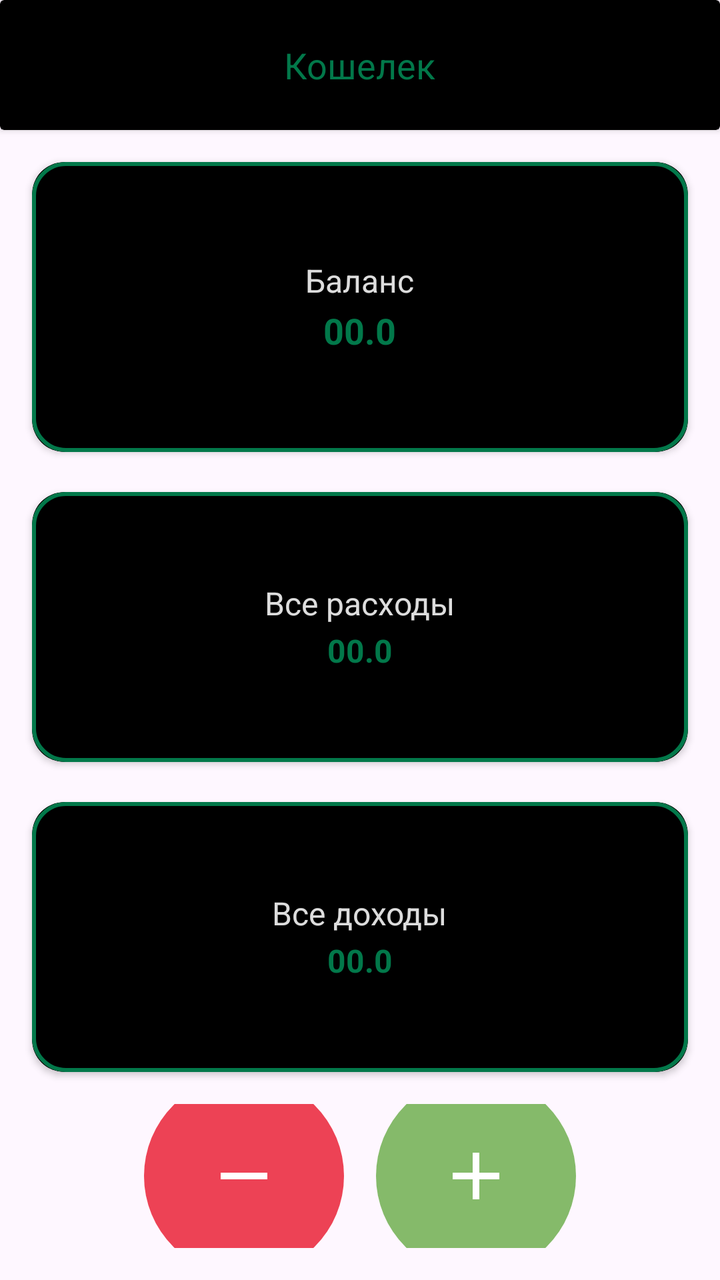
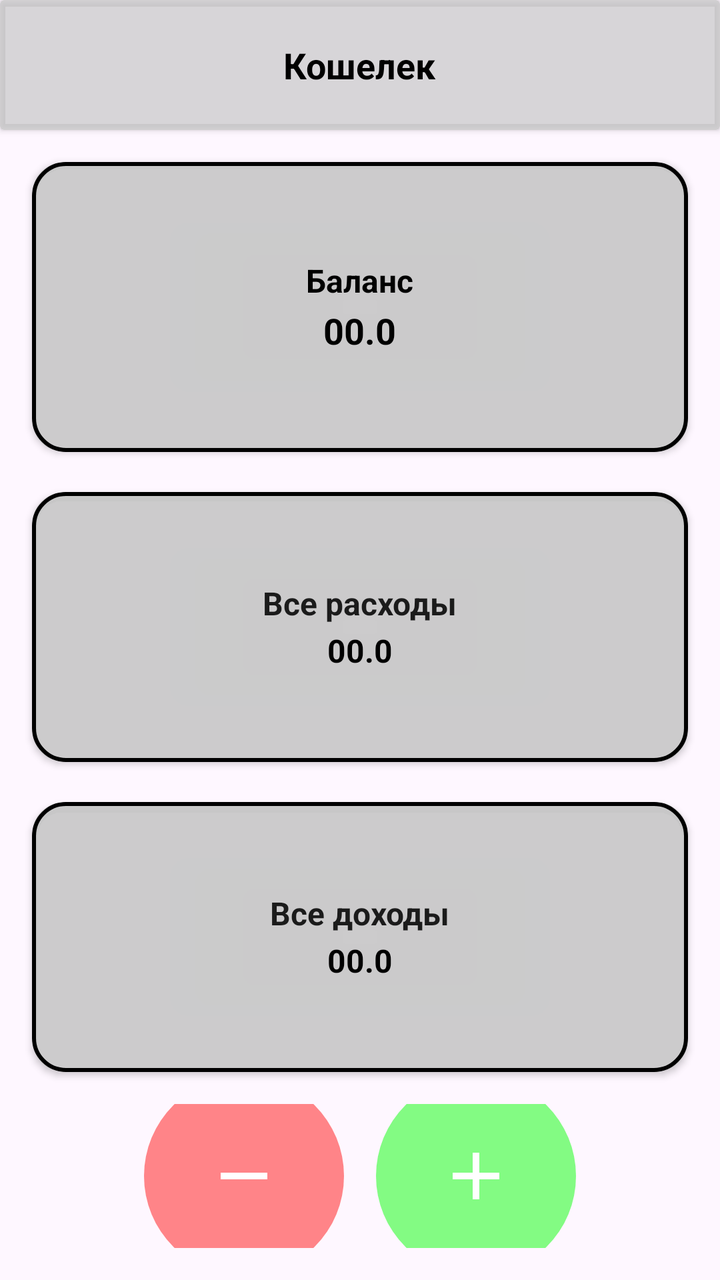

Compare the two renders of this Android layout. The source of the first and the diff that turns it into the second are given below.
<!-- AndroidManifest.xml: application theme Theme.LemonSoftBag -->
<!-- res/layout/activity_main.xml -->
<?xml version="1.0" encoding="utf-8"?>
<LinearLayout xmlns:android="http://schemas.android.com/apk/res/android"
    xmlns:app="http://schemas.android.com/apk/res-auto"
    xmlns:tools="http://schemas.android.com/tools"
    android:id="@+id/main"
    android:orientation="vertical"
    android:layout_width="match_parent"
    android:layout_height="match_parent"
    tools:context=".MainActivity">

    <androidx.cardview.widget.CardView
        android:layout_width="match_parent"
        android:layout_height="65dp"
        app:cardBackgroundColor="@color/black"
        app:cardElevation="2dp">



        <TextView
            android:layout_width="wrap_content"
            android:text="Кошелек"
            android:layout_gravity="center"
            android:textColor="@color/green"
            android:textSize="18sp"
            android:textStyle="normal"
            android:layout_height="wrap_content"/>











    </androidx.cardview.widget.CardView>


    <androidx.cardview.widget.CardView
        android:padding="6dp"
        android:layout_marginTop="16dp"
        android:layout_marginLeft="16dp"
        android:layout_marginRight="16dp"
        app:cardBackgroundColor="@color/black"
        app:cardCornerRadius="16dp"
        android:layout_width="match_parent"
        android:layout_height="145dp">


        <LinearLayout
            android:id="@+id/balanceHistory"
            android:background="@drawable/round"
            android:foreground="?attr/selectableItemBackground"
            android:orientation="vertical"
            android:layout_gravity="center"
            android:gravity="center"
            android:layout_width="match_parent"
            android:layout_height="match_parent"
            android:clickable="true"
            android:focusable="true">


            <TextView
                android:layout_width="wrap_content"
                android:text="Баланс"
                android:textSize="16sp"
                android:textColor="#DDFFFFFF"
                android:layout_height="wrap_content"/>


            <TextView
                android:id="@+id/mainBalance"
                android:layout_width="wrap_content"
                android:text="00.0"
                android:textSize="18sp"
                android:textStyle="bold"
                android:layout_marginTop="2dp"
                android:textColor="@color/green"
                android:layout_height="wrap_content"/>










        </LinearLayout>







    </androidx.cardview.widget.CardView>


    <androidx.cardview.widget.CardView
        android:layout_marginTop="20dp"
        android:layout_marginLeft="16dp"
        android:layout_marginRight="16dp"
        app:cardBackgroundColor="@color/black"
        app:cardCornerRadius="16dp"
        android:layout_width="match_parent"
        android:layout_height="135dp">


        <LinearLayout
            android:padding="6dp"
            android:clickable="true"
            android:focusable="true"
            android:foreground="?attr/selectableItemBackground"
            android:id="@+id/expenseShow"
            android:background="@drawable/round"
            android:orientation="vertical"
            android:gravity="center"
            android:layout_width="match_parent"
            android:layout_height="match_parent">


            <TextView
                android:layout_width="wrap_content"
                android:text="Все расходы"
                android:textSize="16sp"
                android:textColor="#DDFFFFFF"
                android:layout_height="wrap_content"/>


            <TextView
                android:id="@+id/totalExpense"
                android:layout_width="wrap_content"
                android:text="00.0"
                android:textSize="16sp"
                android:textStyle="bold"
                android:layout_marginTop="2dp"
                android:textColor="@color/green"
                android:layout_height="wrap_content"/>









        </LinearLayout>













    </androidx.cardview.widget.CardView>


    <androidx.cardview.widget.CardView
        android:layout_marginTop="20dp"
        android:layout_marginLeft="16dp"
        android:layout_marginRight="16dp"
        app:cardBackgroundColor="@color/black"
        app:cardCornerRadius="16dp"
        android:layout_width="match_parent"
        android:layout_height="135dp">


        <LinearLayout
            android:id="@+id/incomeShow"
            android:layout_width="match_parent"
            android:layout_height="match_parent"
            android:clickable="true"
            android:focusable="true"
            android:foreground="?attr/selectableItemBackground"
            android:background="@drawable/round"
            android:gravity="center"
            android:orientation="vertical"
            android:padding="6dp">


            <TextView
                android:layout_width="wrap_content"
                android:layout_height="wrap_content"
                android:text="Все доходы"
                android:textColor="#DDFFFFFF"
                android:textSize="16sp" />


            <TextView
                android:id="@+id/totalIncome"
                android:layout_width="wrap_content"
                android:layout_height="wrap_content"
                android:layout_marginTop="2dp"
                android:text="00.0"
                android:textColor="@color/green"
                android:textSize="16sp"
                android:textStyle="bold" />



        </LinearLayout>


    </androidx.cardview.widget.CardView>
    <LinearLayout
        android:layout_width="match_parent"
        android:layout_height="match_parent"
        android:orientation="vertical">


        
        <LinearLayout
            android:layout_width="match_parent"
            android:layout_height="match_parent"
            android:gravity="center"
            android:orientation="horizontal"
            android:padding="16dp">

            
            <LinearLayout
                android:id="@+id/addExpense"
                android:layout_width="100dp"
                android:layout_height="100dp"
                android:clickable="true"
                android:focusable="true"
                android:foreground="?attr/selectableItemBackground"
                android:layout_marginEnd="16dp"
                android:background="@drawable/minus_circle"
                android:gravity="center"
                android:orientation="vertical">

                <ImageView
                    android:layout_width="40dp"
                    android:layout_height="40dp"
                    android:src="@drawable/ic_minus" />

            </LinearLayout>

            
            <LinearLayout
                android:id="@+id/addIncome"
                android:layout_width="100dp"
                android:layout_height="100dp"
                android:clickable="true"
                android:focusable="true"
                android:foreground="?attr/selectableItemBackground"
                android:background="@drawable/plus_circle"
                android:gravity="center"
                android:orientation="vertical">

                <ImageView
                    android:layout_width="40dp"
                    android:layout_height="40dp"
                    android:src="@drawable/ic_plus" />

            </LinearLayout>

        </LinearLayout>

    </LinearLayout>

</LinearLayout>
<!-- resources referenced by this layout -->
<resources>
  <color name="black">#FF000000</color>
  <color name="green">#02784A</color>
  <!-- drawable ic_minus (drawable) -->
  <vector xmlns:android="http://schemas.android.com/apk/res/android"
      android:width="24dp"
      android:height="24dp"
      android:viewportWidth="24"
      android:viewportHeight="24">
  
      <path
          android:fillColor="#FFFFFF"
          android:pathData="M19,11H5V13H19V11Z"/>
  </vector>
  <!-- drawable ic_plus (drawable) -->
  <vector xmlns:android="http://schemas.android.com/apk/res/android"
      android:width="24dp"
      android:height="24dp"
      android:viewportWidth="24"
      android:viewportHeight="24">
  
      <path
          android:fillColor="#FFFFFF"
          android:pathData="M19,11H13V5H11V11H5V13H11V19H13V13H19V11Z"/>
  </vector>
  <!-- drawable minus_circle (drawable) -->
  <shape xmlns:android="http://schemas.android.com/apk/res/android">
      <solid android:color="@color/minus"/>
      <corners android:radius="60dp"/>
  </shape>
  <!-- drawable plus_circle (drawable) -->
  <shape xmlns:android="http://schemas.android.com/apk/res/android">
      <solid android:color="@color/plus"/>
      <corners android:radius="60dp"/>
  </shape>
  <!-- drawable round (drawable) -->
  <?xml version="1.0" encoding="utf-8"?>
  <shape xmlns:android="http://schemas.android.com/apk/res/android">
  
  
  
      <solid
          android:color="@color/black"/>
  
      <stroke
          android:width="2dp"
          android:color="@color/green"/>
  
      <corners
          android:radius="16dp"/>
  
  
  
  
  </shape>
  <style name="Theme.LemonSoftBag" parent="Base.Theme.LemonSoftBag" />
  <color name="minus">#ed4255</color>
  <color name="plus">#85ba6a</color>
  <style name="Base.Theme.LemonSoftBag" parent="Theme.Material3.DayNight.NoActionBar">
          
          
      </style>
</resources>

<!-- the commit's change to res/layout/activity_main.xml (unified diff, before → after) -->
@@ -22,17 +22,8 @@
             android:layout_gravity="center"
             android:textColor="@color/green"
             android:textSize="18sp"
-            android:textStyle="normal"
+            android:textStyle="bold"
             android:layout_height="wrap_content"/>
-
-
-
-
-
-
-
-
-
 
 
     </androidx.cardview.widget.CardView>
@@ -65,8 +56,9 @@
             <TextView
                 android:layout_width="wrap_content"
                 android:text="Баланс"
-                android:textSize="16sp"
-                android:textColor="#DDFFFFFF"
+                android:textStyle="bold"
+                android:textSize="16sp"
+                android:textColor="#000000"
                 android:layout_height="wrap_content"/>
 
 
@@ -126,8 +118,9 @@
             <TextView
                 android:layout_width="wrap_content"
                 android:text="Все расходы"
-                android:textSize="16sp"
-                android:textColor="#DDFFFFFF"
+                android:textStyle="bold"
+                android:textSize="16sp"
+                android:textColor="#DD000000"
                 android:layout_height="wrap_content"/>
 
 
@@ -193,7 +186,8 @@
                 android:layout_width="wrap_content"
                 android:layout_height="wrap_content"
                 android:text="Все доходы"
-                android:textColor="#DDFFFFFF"
+                android:textStyle="bold"
+                android:textColor="#DD000000"
                 android:textSize="16sp" />
 
 
<!-- resource entries referenced after the edit -->
@@ -1,7 +1,7 @@
 <!-- resources referenced by this layout -->
 <resources>
-  <color name="black">#FF000000</color>
-  <color name="green">#02784A</color>
+  <color name="black">#B1C7C7C7</color>
+  <color name="green">#000000</color>
   <!-- drawable ic_minus (drawable) -->
   <vector xmlns:android="http://schemas.android.com/apk/res/android"
       android:width="24dp"
@@ -55,8 +55,8 @@
   
   </shape>
   <style name="Theme.LemonSoftBag" parent="Base.Theme.LemonSoftBag" />
-  <color name="minus">#ed4255</color>
-  <color name="plus">#85ba6a</color>
+  <color name="minus">#77FF0000</color>
+  <color name="plus">#7C00FF00</color>
   <style name="Base.Theme.LemonSoftBag" parent="Theme.Material3.DayNight.NoActionBar">
           
           
